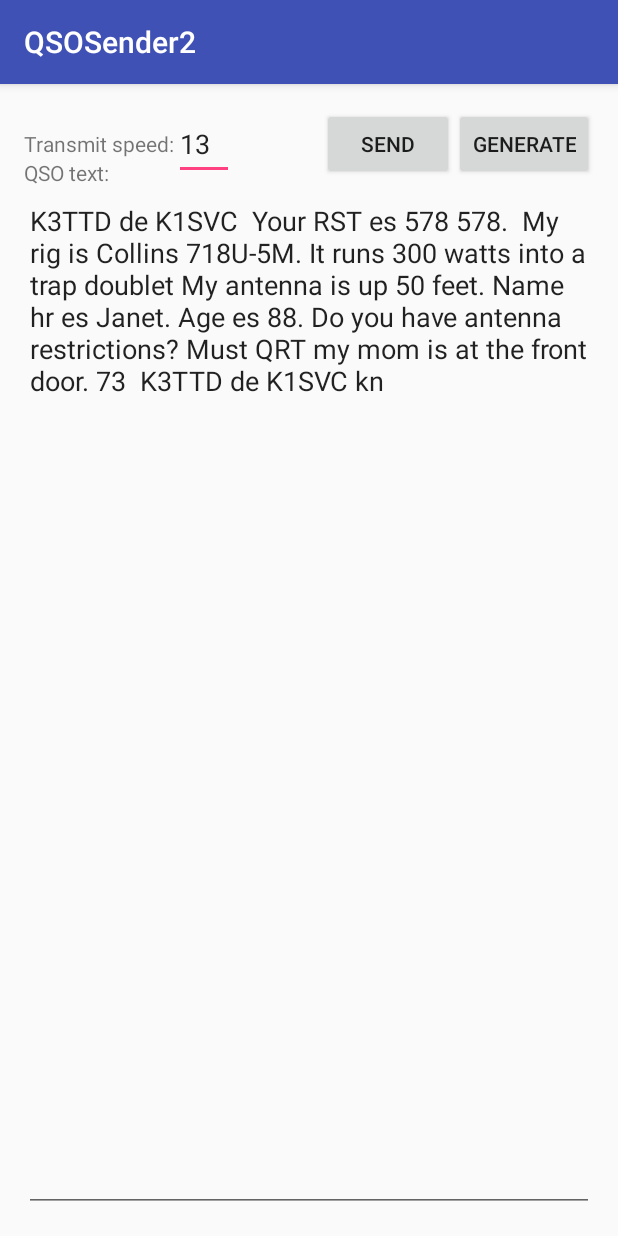
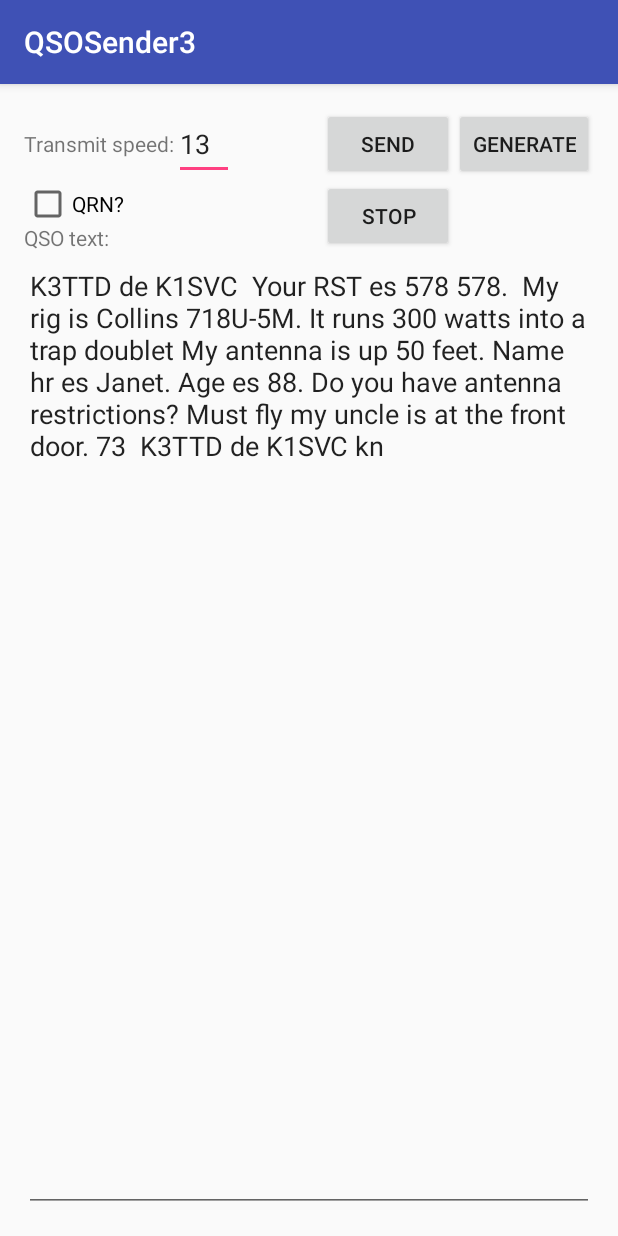
Before and after one commit to cebess/QSOSender3, an Android app: the screen it shows after launch (MainActivity), after a tap on "SEND", on a phone screen of 412 x 824 dp. Run offline under Robolectric (Android 15) with nearby library versions, the phone set to English and light mode, and no system bars; 1 other tap on this screen came first.

Commit message:
Initial checkin

```diff
--- a/app/src/main/AndroidManifest.xml
+++ b/app/src/main/AndroidManifest.xml
@@ -1,6 +1,6 @@
 <?xml version="1.0" encoding="utf-8"?>
 <manifest xmlns:android="http://schemas.android.com/apk/res/android"
-    package="com.cebess.qsosender2">
+    package="com.cebess.qsosender3">
 
     <application
         android:allowBackup="true"
@@ -8,13 +8,15 @@
         android:label="@string/app_name"
         android:supportsRtl="true"
         android:theme="@style/AppTheme">
-        <activity android:name=".MainActivity">
+        <activity android:name="com.cebess.qsosender3.MainActivity">
             <intent-filter>
                 <action android:name="android.intent.action.MAIN" />
 
                 <category android:name="android.intent.category.LAUNCHER" />
             </intent-filter>
         </activity>
+        <service android:name=".MusicService" />
+        <service android:name=".MorsePlayerService" android:enabled="true"/>
     </application>
 
 </manifest>
--- a/app/src/main/java/com/cebess/qsosender2/AKASignaler.java
+++ b/app/src/main/java/com/cebess/qsosender3/AKASignaler.java
@@ -1,4 +1,4 @@
-package com.cebess.qsosender2;
+package com.cebess.qsosender3;
 
 /**
  * Created by chasb on 11/26/2016.
--- a/app/src/main/java/com/cebess/qsosender2/MainActivity.java
+++ b/app/src/main/java/com/cebess/qsosender3/MainActivity.java
@@ -1,37 +1,39 @@
-package com.cebess.qsosender2;
+package com.cebess.qsosender3;
 
-import android.net.Uri;
+import android.content.Intent;
 import android.support.v7.app.AppCompatActivity;
 import android.os.Bundle;
 
-//import com.google.android.gms.appindexing.Action;
-//import com.google.android.gms.appindexing.AppIndex;
-//import com.google.android.gms.appindexing.Thing;
-//import com.google.android.gms.common.api.GoogleApiClient;
+
 import android.util.Log;
-import android.view.ViewDebug;
+import android.widget.CheckBox;
 import android.widget.EditText;
 import android.widget.Button;
 import android.view.View;
 import android.view.View.OnClickListener;
 import android.widget.Toast;
 import java.io.IOException;
+import android.content.IntentFilter;
+
 
 public class MainActivity extends AppCompatActivity {
+    IntentFilter intentFilter;
 
-    public static final String ProjectName = "qsosender2";
+    public static final String ProjectName = "qsosender3";
     public static Boolean DEBUG = false;
     /**
      * ATTENTION: This was auto-generated to implement the App Indexing API.
      * See https://g.co/AppIndexing/AndroidStudio for more information.
      */
-//    private GoogleApiClient client;
+
 
     // Declare the User Interface elements
     EditText generatedQSOEditText;
     EditText XmitSpeededitText;
     Button generateButton;
     Button sendButton;
+    Button stopButton;
+    Intent serviceIntent;
 
     int XmitSpeed = 13;
 
@@ -45,13 +47,35 @@ public class MainActivity extends AppCompatActivity {
         XmitSpeededitText = (EditText)findViewById(R.id.XmitSpeededitText);
         generateButton = (Button)findViewById(R.id.generateButton);
         sendButton = (Button)findViewById(R.id.sendButton);
+        stopButton = (Button) findViewById(R.id.stopButton);
 
         //install listeners
         generateButton.setOnClickListener(btnGenerateListener);
         sendButton.setOnClickListener(btnSendListener);
+        stopButton.setOnClickListener(btnGStopListener);
         generateMessage();
+        // Intent used for starting the MusicService
+        final Intent musicServiceIntent = new Intent(getApplicationContext(),
+                MusicService.class);
+
+        final CheckBox noiseBox = (CheckBox) findViewById(R.id.noiseBox);
+        noiseBox.setOnClickListener(new OnClickListener() {
+            public void onClick(View src) {
+                if (noiseBox.isChecked()) {
+
+                    // Start the MusicService using the Intent
+                    startService(musicServiceIntent);
+                }
+                else
+                {
+                    stopService(musicServiceIntent);
+                }
+            }
+        });
 
     }
+
+
     private void generateMessage() {
         try {
             XmitSpeed = Integer.parseInt(XmitSpeededitText.getText().toString());
@@ -79,9 +103,19 @@ public class MainActivity extends AppCompatActivity {
             generateMessage();
         }
     };
+
+    // action for the stop button
+    private OnClickListener btnGStopListener = new OnClickListener() {
+        public void onClick(View v){
+            if (serviceIntent != null) {
+                stopService(serviceIntent);
+                serviceIntent = null;
+            }
+        }
+    };
     // action for the send button
     private OnClickListener btnSendListener = new OnClickListener() {
-        public void onClick(View v){
+        public void onClick(View v) {
             XmitSpeed = Integer.parseInt(XmitSpeededitText.getText().toString());
             if (XmitSpeed < 5 || XmitSpeed > 50) {
                 //display in short period of time
@@ -89,9 +123,14 @@ public class MainActivity extends AppCompatActivity {
                 XmitSpeed = 13;
                 XmitSpeededitText.setText("13");
             } else {
-                MorsePlayer myMorsePlayer = new MorsePlayer(1000,XmitSpeed);
-                myMorsePlayer.setMessage(generatedQSOEditText.getText().toString());
-                myMorsePlayer.playMorse();
+
+
+                serviceIntent = new Intent(getBaseContext(), MorsePlayerService.class);
+                serviceIntent.putExtra("message",generatedQSOEditText.getText().toString());
+                serviceIntent.putExtra("speed",XmitSpeed);
+                serviceIntent.putExtra("tone",1000);
+                startService(serviceIntent);
+//                startService(new Intent(getBaseContext(), MorsePlayerService.class));
             }
         }
     };
--- a/app/src/main/java/com/cebess/qsosender2/MorseBit.java
+++ b/app/src/main/java/com/cebess/qsosender3/MorseBit.java
@@ -1,4 +1,4 @@
-package com.cebess.qsosender2;
+package com.cebess.qsosender3;
 
 /*
  * Copyright (C) 2011 Ben Collins-Sussman
--- a/app/src/main/java/com/cebess/qsosender2/MorseConverter.java
+++ b/app/src/main/java/com/cebess/qsosender3/MorseConverter.java
@@ -1,4 +1,4 @@
-package com.cebess.qsosender2;
+package com.cebess.qsosender3;
 
 /**
  * Created by chasb on 11/26/2016.
--- a/app/src/main/java/com/cebess/qsosender2/MorsePlayer.java
+++ b/app/src/main/java/com/cebess/qsosender3/MorsePlayerService.java
@@ -1,20 +1,24 @@
-package com.cebess.qsosender2;
+package com.cebess.qsosender3;
 
 /**
  * Created by chasb on 11/26/2016.
  */
+import android.app.Service;
 import android.util.Log;
 import android.media.AudioFormat;
 import android.media.AudioManager;
 import android.media.AudioTrack;
+import android.app.IntentService;
+import android.content.Intent;
+
 
 /* A bunch of this wave-generating code is copied from
  * http://marblemice.blogspot.com/2010/04/generate-and-play-tone-in-android.html
  * though I had to fix a bugger length problem.
  */
 
-public class MorsePlayer {
-    private String TAG = "MorsePlayer";
+public class MorsePlayerService extends IntentService {
+    private String TAG = "MorsePlayerService";
     private final int SAMPLE_RATE = 8000;
     private double duration;  // in seconds
     private int wpmSpeed;
@@ -29,12 +33,30 @@ public class MorsePlayer {
     private String currentMessage;  // message to play in morse
 
     // Constructor: prepare to play morse code at SPEED wpm and HERTZ frequency
+    public MorsePlayerService() {
+        super("MorsePlayerServiceName");
+    }
 
-    public MorsePlayer(int hertz, int speed) {
-        setSpeed(speed);
-        setTone(hertz);
+    //   public MorsePlayerService(int hertz, int speed) {
+    //       setSpeed(speed);
+    //       setTone(hertz);
+    //       buildSounds();
+    //   }
+    @Override
+    protected void onHandleIntent(Intent intent) {
+
+        String myMessage = intent.getStringExtra("message");
+
+        if (null == myMessage) {
+            myMessage = "no message";
+        }
+        setMessage(myMessage);
+        setTone(intent.getIntExtra("tone",1000));
+        setSpeed(intent.getIntExtra("speed",13));
         buildSounds();
+        playMorse();
     }
+
     // Generate 'dit','dah' and empty sinewave tones of the proper lengths.
     private void buildSounds() {
         // where (1200 / wpm) = element length in milliseconds
@@ -72,7 +94,16 @@ public class MorsePlayer {
         }
     }
 
-    public void setMessage(String message) {
+    @Override
+    public void onDestroy()
+    {
+        Log.i(TAG, "destroying Morse Player Service...");
+        signaler.audioTrack.flush();
+        signaler.audioTrack.stop();
+        super.onDestroy();
+    }
+
+    private void setMessage(String message) {
         currentMessage = message;
     }
 
--- a/app/src/main/java/com/cebess/qsosender2/RandomQSO.java
+++ b/app/src/main/java/com/cebess/qsosender3/RandomQSO.java
@@ -1,4 +1,4 @@
-package com.cebess.qsosender2;
+package com.cebess.qsosender3;
 
 /**
  * Created by chasb on 11/26/2016.
@@ -162,27 +162,28 @@ public class RandomQSO extends RandomSentence
                     + "<New> New | Old | North | South | East | West\n"
                     + "<Heights> Castle | Heights | Island | Valley | City | Creek | Park | Mill | Neck\n"
                     + "<Quality> Outstanding |very good | Good | OK | Poor | very poor\n"
+                    + "<QRT> QRT | leave | take a break | get going | fly\n"
                     + "<MustQRT> Lots of QRM."
                     + " | Lots of QRM. I cant hear you"
-                    + " | QRT for dinner."
-                    + " | Must QRT for dinner."
-                    + " | Must QRT for a nap."
-                    + " | Must QRT for tea"
-                    + " | Must QRT wife has something for me to do."
-                    + " | Must QRT for lunch."
-                    + " | Must QRT for a snack"
-                    + " | Must QRT for sleep."
-                    + " | Must QRT and take a break"
-                    + " | Must QRT for bathroom break."
-                    + " | Must QRT lightning threatens."
-                    + " | Must QRT lightning storm has started."
-                    + " | Must QRT tornado sirens sounding."
-                    + " | Must QRT tsunami sirens sounding."
-                    + " | Must QRT to hear news about approaching hurricane."
-                    + " | Must QRT to check email."
-                    + " | Must QRT weather radio alarm just went off."
-                    + " | [5] Must QRT for sked with <Someone>."
-                    + " | Must QRT <Someone> is at the front door."
+                    + " | <QRT> for dinner."
+                    + " | Must <QRT> for dinner."
+                    + " | Must <QRT> for a nap."
+                    + " | Must <QRT> for tea"
+                    + " | Must <QRT> wife has something for me to do."
+                    + " | Must <QRT> for lunch."
+                    + " | Must <QRT> for a snack"
+                    + " | Must <QRT> for sleep."
+                    + " | Must <QRT> and take a break"
+                    + " | Must <QRT> for bathroom break."
+                    + " | Must <QRT> lightning threatens."
+                    + " | Must <QRT> lightning storm has started."
+                    + " | Must <QRT> tornado sirens sounding."
+                    + " | Must <QRT> tsunami sirens sounding."
+                    + " | Must <QRT> to hear news about approaching hurricane."
+                    + " | Must <QRT> to check email."
+                    + " | Must <QRT> weather radio alarm just went off."
+                    + " | [5] Must <QRT> for sked with <Someone>."
+                    + " | Must <QRT> <Someone> is at the front door."
                     + " | QRM I cant make you out of the other signals | QRM? the band is crowded"
                     + " | QRN I cant pull you out of the noise | QRN? the band is noisy <Here>"
                     + " | QSB the band is a bit unstable | QSB? band seems to be changing"
--- a/app/src/main/java/com/cebess/qsosender2/RandomSentence.java
+++ b/app/src/main/java/com/cebess/qsosender3/RandomSentence.java
@@ -1,4 +1,4 @@
-package com.cebess.qsosender2;
+package com.cebess.qsosender3;
 
 /**
  * Created by chasb on 11/26/2016.
--- a/app/src/main/res/layout/activity_main.xml
+++ b/app/src/main/res/layout/activity_main.xml
@@ -8,7 +8,7 @@
     android:paddingLeft="@dimen/activity_horizontal_margin"
     android:paddingRight="@dimen/activity_horizontal_margin"
     android:paddingTop="@dimen/activity_vertical_margin"
-    tools:context="com.cebess.qsosender2.MainActivity">
+    tools:context="com.cebess.qsosender3.MainActivity">
 
     <EditText
         android:layout_width="40dp"
@@ -30,26 +30,18 @@
         android:layout_alignBottom="@+id/sendButton"
         android:layout_alignParentStart="true" />
 
-    <TextView
-        android:text="QSO text:"
-        android:layout_width="wrap_content"
-        android:layout_height="wrap_content"
-        android:layout_below="@+id/textView"
-        android:layout_alignParentStart="true"
-        android:id="@+id/textView2" />
-
     <EditText
         android:layout_width="wrap_content"
         android:layout_height="wrap_content"
         android:text="Generated QSO"
         android:ems="10"
-        android:layout_below="@+id/textView2"
         android:layout_alignParentStart="true"
         android:id="@+id/generatedQSOEditText"
         android:layout_alignParentBottom="true"
         android:layout_alignParentEnd="true"
         android:inputType="textCapCharacters|textMultiLine|textNoSuggestions"
-        android:gravity="top" />
+        android:gravity="top"
+        android:layout_below="@+id/textView2" />
 
     <Button
         android:text="Generate"
@@ -66,4 +58,29 @@
         android:id="@+id/sendButton"
         android:layout_alignParentTop="true"
         android:layout_toStartOf="@+id/generateButton" />
+
+    <Button
+        android:text="Stop"
+        android:layout_width="wrap_content"
+        android:layout_height="wrap_content"
+        android:layout_below="@+id/generateButton"
+        android:layout_alignStart="@+id/sendButton"
+        android:id="@+id/stopButton"
+        android:onClick="stopSending" />
+
+    <CheckBox
+        android:text="QRN?"
+        android:layout_width="wrap_content"
+        android:layout_height="wrap_content"
+        android:id="@+id/noiseBox"
+        android:layout_below="@+id/XmitSpeededitText"
+        android:layout_alignParentStart="true" />
+
+    <TextView
+        android:text="QSO text:"
+        android:layout_width="wrap_content"
+        android:layout_height="wrap_content"
+        android:id="@+id/textView2"
+        android:layout_alignBottom="@+id/stopButton"
+        android:layout_alignParentStart="true" />
 </RelativeLayout>
--- a/app/src/main/res/values/strings.xml
+++ b/app/src/main/res/values/strings.xml
@@ -1,3 +1,3 @@
 <resources>
-    <string name="app_name">QSOSender2</string>
+    <string name="app_name">QSOSender3</string>
 </resources>
```
Also changed, not shown: app/src/main/java/com/cebess/qsosender3/MorseCode.java (renamed from app/src/main/java/com/cebess/qsosender2/MorseCode.java, +2 -21 lines), app/src/main/java/com/cebess/qsosender3/MusicService.java (added, +114 -0 lines), 4 other files.
